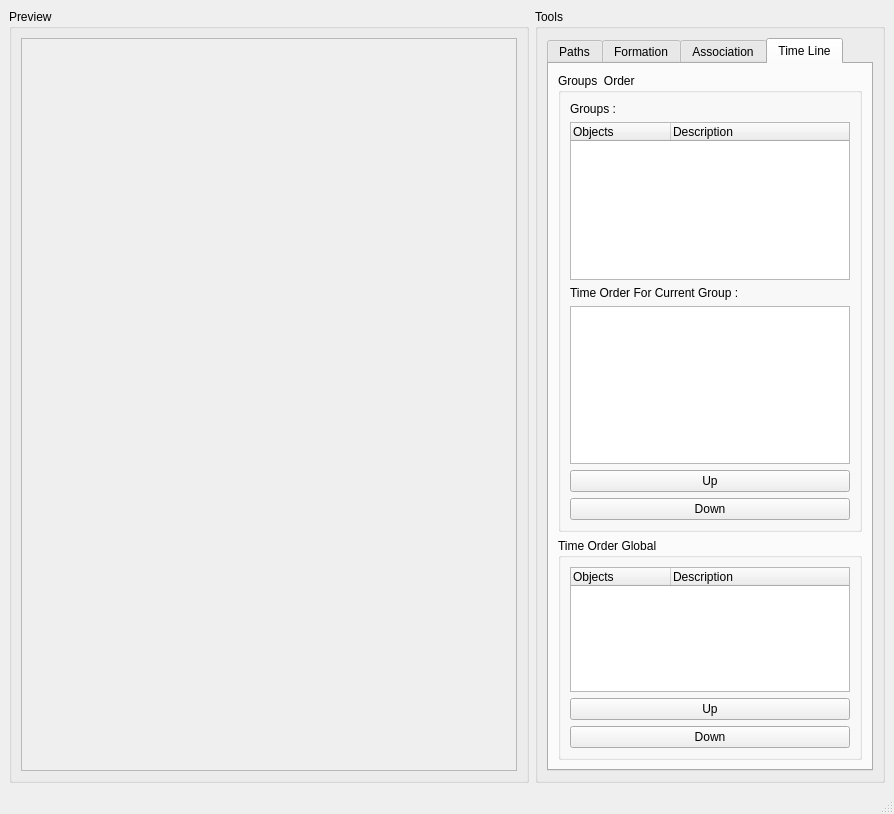
Qt form Formation Editor/src/FormationEditor.ui (markdoerr/ntssp) before a commit.
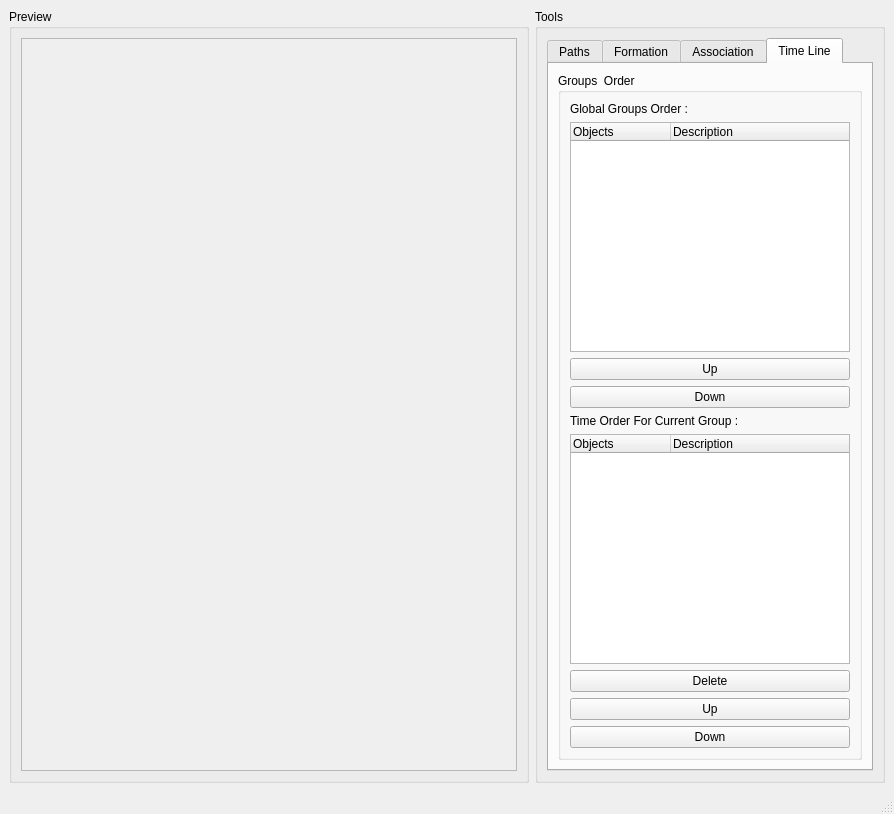
The same form after that commit. The open tabs and pages were chosen to show the change.

The edit to the form file:
```diff
--- a/Formation Editor/src/FormationEditor.ui
+++ b/Formation Editor/src/FormationEditor.ui
@@ -440,7 +440,7 @@
           <attribute name="title" >
            <string>Time Line</string>
           </attribute>
-          <layout class="QVBoxLayout" name="verticalLayout_9" >
+          <layout class="QVBoxLayout" name="verticalLayout_7" >
            <item>
             <widget class="QGroupBox" name="Time_OrderGroup" >
              <property name="title" >
@@ -450,7 +450,7 @@
               <item>
                <widget class="QLabel" name="label" >
                 <property name="text" >
-                 <string>Groups :</string>
+                 <string>Global Groups Order :</string>
                 </property>
                </widget>
               </item>
@@ -474,6 +474,20 @@
                 </column>
                </widget>
               </item>
+              <item>
+               <widget class="QPushButton" name="Time_GroupUp" >
+                <property name="text" >
+                 <string>Up</string>
+                </property>
+               </widget>
+              </item>
+              <item>
+               <widget class="QPushButton" name="Time_GroupDown" >
+                <property name="text" >
+                 <string>Down</string>
+                </property>
+               </widget>
+              </item>
               <item>
                <widget class="QLabel" name="label_2" >
                 <property name="text" >
@@ -482,7 +496,31 @@
                </widget>
               </item>
               <item>
-               <widget class="QListWidget" name="Time_GroupOrder" />
+               <widget class="QTreeWidget" name="Time_GroupOrder" >
+                <property name="autoFillBackground" >
+                 <bool>false</bool>
+                </property>
+                <property name="sortingEnabled" >
+                 <bool>false</bool>
+                </property>
+                <column>
+                 <property name="text" >
+                  <string>Objects</string>
+                 </property>
+                </column>
+                <column>
+                 <property name="text" >
+                  <string>Description</string>
+                 </property>
+                </column>
+               </widget>
+              </item>
+              <item>
+               <widget class="QPushButton" name="Time_Delete" >
+                <property name="text" >
+                 <string>Delete</string>
+                </property>
+               </widget>
               </item>
               <item>
                <widget class="QPushButton" name="Time_OrderUp" >
@@ -501,43 +539,6 @@
              </layout>
             </widget>
            </item>
-           <item>
-            <widget class="QGroupBox" name="Time_OrderGlobalGroup" >
-             <property name="title" >
-              <string>Time Order Global</string>
-             </property>
-             <layout class="QVBoxLayout" name="verticalLayout_7" >
-              <item>
-               <widget class="QTreeWidget" name="Time_GroupTimeGlobal" >
-                <column>
-                 <property name="text" >
-                  <string>Objects</string>
-                 </property>
-                </column>
-                <column>
-                 <property name="text" >
-                  <string>Description</string>
-                 </property>
-                </column>
-               </widget>
-              </item>
-              <item>
-               <widget class="QPushButton" name="Time_OrderGlobalUp" >
-                <property name="text" >
-                 <string>Up</string>
-                </property>
-               </widget>
-              </item>
-              <item>
-               <widget class="QPushButton" name="Time_OrderGlobalDown" >
-                <property name="text" >
-                 <string>Down</string>
-                </property>
-               </widget>
-              </item>
-             </layout>
-            </widget>
-           </item>
           </layout>
          </widget>
         </widget>
```
Left out of the diff: 5 changed lines with no effect on the pictures.
